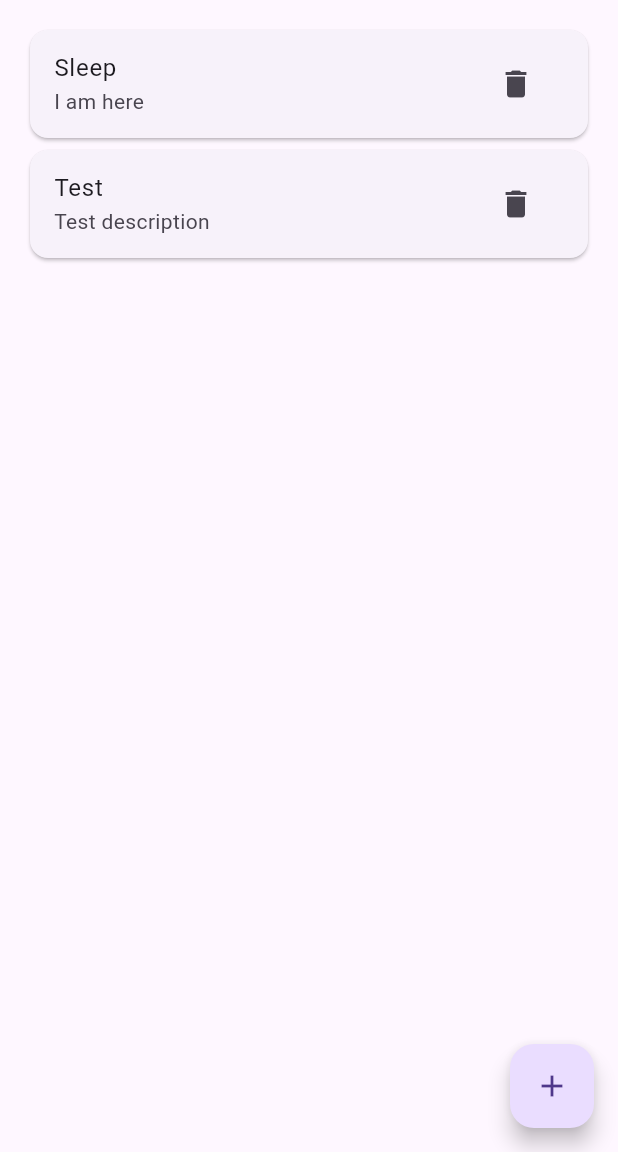
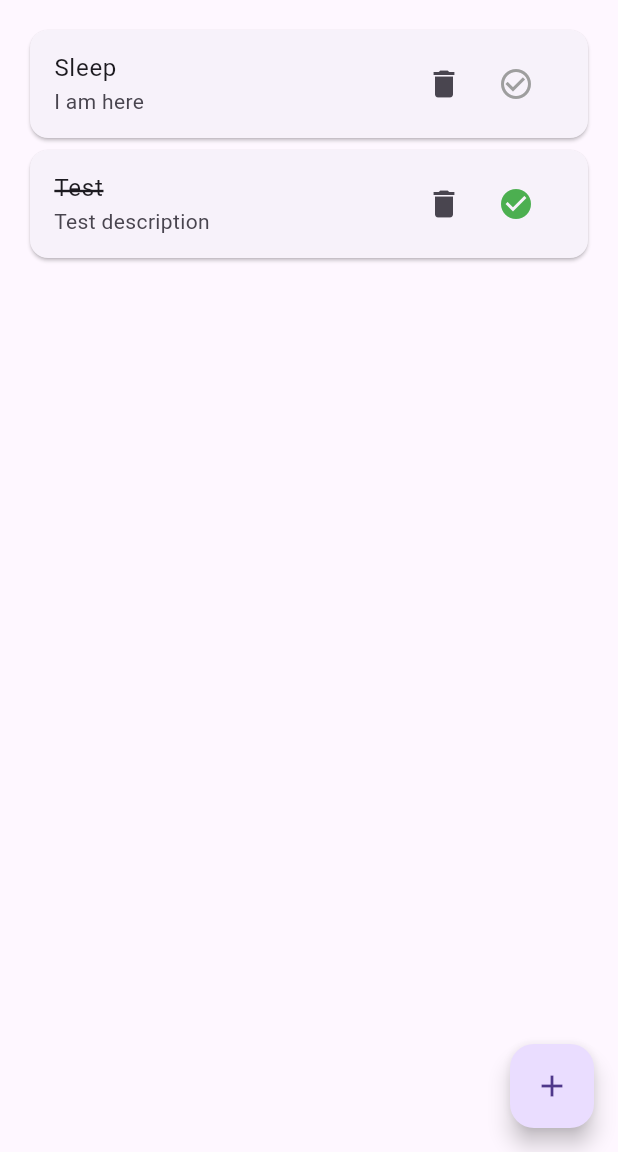
Before and after one commit to myhrindra194/task_app, a Flutter app: the screen it shows after launch, on a phone screen of 412 x 824 dp, the part 84-1236 px from its top. Run offline on Flutter 3.47's test engine with Material 3 defaults, Android fonts, the phone set to English and light mode, and no system bars.

Commit message:
Feat: toggle task completed

```diff
--- a/lib/view/task_view.dart
+++ b/lib/view/task_view.dart
@@ -39,15 +39,14 @@ class TaskViewState extends State<TaskView> {
               content: const Text('All fields are required'),
               actions: <Widget>[
                 TextField(
-                  controller: _titleController, // Premier champ de saisie
+                  controller: _titleController,
                   decoration: const InputDecoration(
                     labelText: 'Title',
                   ),
                 ),
                 const SizedBox(height: 20),
                 TextField(
-                  controller:
-                      _descriptionController, // Deuxième champ de saisie
+                  controller: _descriptionController,
                   decoration: const InputDecoration(
                     labelText: 'Description',
                   ),
@@ -61,8 +60,7 @@ class TaskViewState extends State<TaskView> {
                   children: [
                     TextButton(
                       onPressed: () {
-                        Navigator.of(context)
-                            .pop(); // Close the dialog when pressed
+                        Navigator.of(context).pop();
                       },
                       child: const Text('Close'),
                     ),
@@ -93,11 +91,35 @@ class TaskViewState extends State<TaskView> {
                         final task = tasks.getTasks()[index];
                         return (Card(
                           child: ListTile(
-                              title: Text(task.title),
+                              title: Text(
+                                task.title,
+                                style: TextStyle(
+                                  decoration: task.isCompleted
+                                      ? TextDecoration.lineThrough
+                                      : TextDecoration.none,
+                                  decorationThickness: 2,
+                                ),
+                              ),
                               subtitle: Text(task.description),
-                              trailing: IconButton(
-                                  onPressed: () => tasks.removeTask(index),
-                                  icon: const Icon(Icons.delete))),
+                              trailing: Row(
+                                mainAxisSize: MainAxisSize.min,
+                                children: [
+                                  IconButton(
+                                      onPressed: () => tasks.removeTask(index),
+                                      icon: const Icon(Icons.delete)),
+                                  IconButton(
+                                      onPressed: () =>
+                                          tasks.toggleTaskStatus(index),
+                                      icon: Icon(
+                                        task.isCompleted
+                                            ? Icons.check_circle
+                                            : Icons.check_circle_outline,
+                                        color: task.isCompleted
+                                            ? Colors.green
+                                            : Colors.grey,
+                                      ))
+                                ],
+                              )),
                         ));
                       })),
               FloatingActionButton(
```
